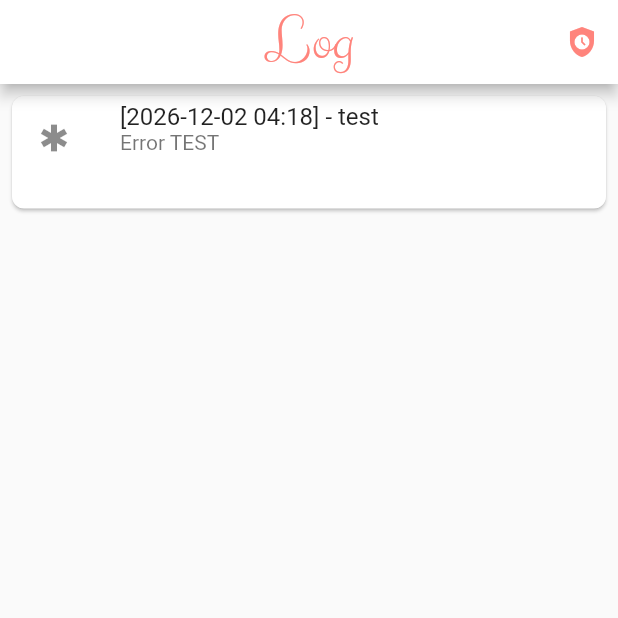
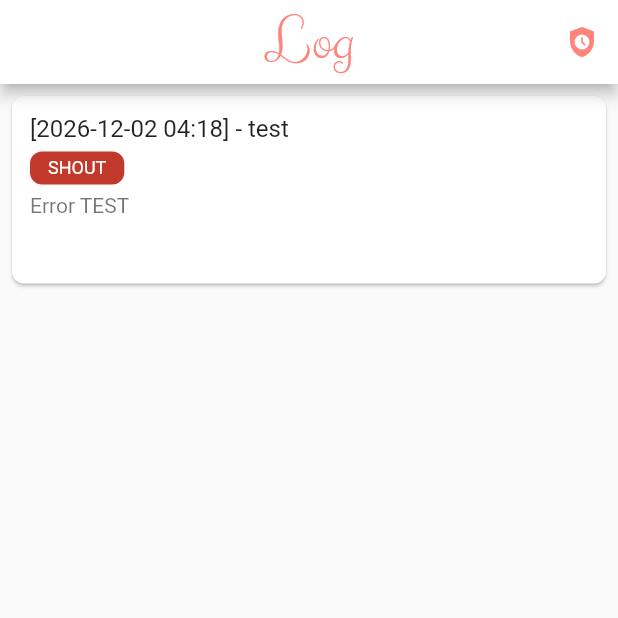
Before and after one commit to Devtory-GbR/flutter-template, a Flutter app: the LogPage screen opened by its route, after a tap on the "safety check" icon, on a phone screen of 412 x 824 dp, the top half of it. Run offline on Flutter 3.47's test engine with Material 2 defaults, Android fonts, the phone set to English and light mode, and no system bars; our stand-ins replace device_info_plus, drift, equatable, flutter_bloc, flutter_native_splash, formz and 3 more; accounts and stored records are empty; generated files the repository leaves out were written again; statements that could not run were skipped.

Commit message:
adds custom colors palette

```diff
--- /dev/null
+++ b/lib/log/utils/log_level_helper.dart
@@ -0,0 +1,57 @@
+import 'package:flutter/material.dart';
+import 'package:logging/logging.dart';
+import 'package:myapp/styles/colors.dart';
+
+CustomColor getLevelColor(int level, BuildContext context) {
+  if (level <= Level.FINE.value) {
+    return AppColors.of(context).fineColor;
+  } else if (level <= Level.CONFIG.value) {
+    return AppColors.of(context).debugColor;
+  } else if (level <= Level.INFO.value) {
+    return AppColors.of(context).infoColor;
+  } else if (level <= Level.WARNING.value) {
+    return AppColors.of(context).warningColor;
+  } else if (level <= Level.SEVERE.value) {
+    return AppColors.of(context).errorColor;
+  } else if (level <= Level.SHOUT.value) {
+    return AppColors.of(context).criticalColor;
+  } else {
+    return AppColors.of(context).debugColor;
+  }
+}
+
+String getLevelText(int level) {
+  if (level <= Level.FINE.value) {
+    return 'FINE';
+  } else if (level <= Level.CONFIG.value) {
+    return 'CONFIG';
+  } else if (level <= Level.INFO.value) {
+    return 'INFO';
+  } else if (level <= Level.WARNING.value) {
+    return 'WARNING';
+  } else if (level <= Level.SEVERE.value) {
+    return 'SERVERE';
+  } else if (level <= Level.SHOUT.value) {
+    return 'SHOUT';
+  } else {
+    return 'LOG';
+  }
+}
+
+IconData getLevelIcon(int level) {
+  if (level <= Level.FINE.value) {
+    return Icons.check;
+  } else if (level <= Level.CONFIG.value) {
+    return Icons.bug_report;
+  } else if (level <= Level.INFO.value) {
+    return Icons.info;
+  } else if (level <= Level.WARNING.value) {
+    return Icons.warning;
+  } else if (level <= Level.SEVERE.value) {
+    return Icons.error;
+  } else if (level <= Level.SHOUT.value) {
+    return Icons.emergency;
+  } else {
+    return Icons.summarize;
+  }
+}
--- a/lib/log/view/log_page.dart
+++ b/lib/log/view/log_page.dart
@@ -4,6 +4,7 @@ import 'package:flutter_gen/gen_l10n/app_localizations.dart';
 import 'package:intl/intl.dart';
 import 'package:logging/logging.dart';
 import 'package:myapp/log/cubit/log_list_cubit.dart';
+import 'package:myapp/log/utils/log_level_helper.dart';
 import 'package:repositories/repositories.dart';
 
 class LogPage extends StatelessWidget {
@@ -63,41 +64,50 @@ class _LogItem extends StatelessWidget {
   @override
   Widget build(BuildContext context) {
     return Card(
-      child: ListTile(
-        leading: Icon(_getIcon(item.level)),
-        // leading: Text('${item.id}'),
-        title: Text(
+      child: Padding(
+        padding: const EdgeInsets.all(12.0),
+        child: Column(
+          mainAxisAlignment: MainAxisAlignment.start,
+          crossAxisAlignment: CrossAxisAlignment.start,
+          children: [
+            Text(
               //'[${item.time}] - ${Level.LEVELS.firstWhere((element) => element.value == item.level).name}',
-          '[${DateFormat('yyyy-MM-dd hh:mm').format(item.time)}] - ${item.name}',
+              '[${DateFormat('yyyy-MM-dd HH:mm').format(item.time)}] - ${item.name}',
               maxLines: 1,
               overflow: TextOverflow.ellipsis,
+              style: Theme.of(context).textTheme.titleMedium,
             ),
-        subtitle: Text(
+            const Padding(padding: EdgeInsets.only(top: 6)),
+            Container(
+              padding:
+                  const EdgeInsets.symmetric(horizontal: 12.0, vertical: 4.0),
+              decoration: BoxDecoration(
+                  color: getLevelColor(item.level, context),
+                  borderRadius: const BorderRadius.all(Radius.circular(8.0))),
+              child: Row(
+                mainAxisSize: MainAxisSize.min,
+                children: [
+                  Text(
+                    getLevelText(item.level),
+                    style: Theme.of(context).textTheme.labelMedium!.copyWith(
+                        color: getLevelColor(item.level, context).textColor),
+                  ),
+                ],
+              ),
+            ),
+            const Padding(padding: EdgeInsets.only(top: 6)),
+            Text(
               // we are forceing here minimum 3 lines, so that each card and item has
               // the same hight
               '${item.message}\n\n',
               maxLines: 3,
               overflow: TextOverflow.ellipsis,
+              style: Theme.of(context).textTheme.bodyMedium!.copyWith(
+                  color: Theme.of(context).textTheme.bodySmall!.color),
+            ),
+          ],
         ),
       ),
     );
   }
-
-  IconData _getIcon(int level) {
-    if (level <= Level.FINE.value) {
-      return Icons.check;
-    } else if (level <= Level.CONFIG.value) {
-      return Icons.bug_report;
-    } else if (level <= Level.INFO.value) {
-      return Icons.info;
-    } else if (level <= Level.WARNING.value) {
-      return Icons.warning;
-    } else if (level <= Level.SEVERE.value) {
-      return Icons.error;
-    } else if (level <= Level.SHOUT.value) {
-      return Icons.emergency;
-    } else {
-      return Icons.summarize;
 }
-  }
-}
--- a/lib/styles/themes.dart
+++ b/lib/styles/themes.dart
@@ -9,19 +9,19 @@ class AppThemes {
   // dont't forget to add it to the theme_cubit.dart
   static final primary = ThemeData(
     brightness: Brightness.light,
-    primarySwatch: AppColors.primary,
-    colorScheme: ColorScheme.fromSwatch(primarySwatch: AppColors.primary)
-        .copyWith(secondary: AppColors.accent),
+    primarySwatch: AppColors.primaryLight,
+    colorScheme: ColorScheme.fromSwatch(primarySwatch: AppColors.primaryLight)
+        .copyWith(secondary: AppColors.accentLight),
     appBarTheme: const AppBarTheme(
       backgroundColor: Colors.white,
-      foregroundColor: AppColors.primary,
+      foregroundColor: AppColors.primaryLight,
       centerTitle: true,
       systemOverlayStyle: SystemUiOverlayStyle(
           statusBarColor: Colors.white70,
           statusBarBrightness: Brightness.dark,
           statusBarIconBrightness: Brightness.dark),
       titleTextStyle: TextStyle(
-        color: AppColors.primary,
+        color: AppColors.primaryLight,
         fontFamily: "Clicker Script",
         fontSize: 41,
       ),
@@ -36,9 +36,9 @@ class AppThemes {
 
   static final primaryDarkTheme = ThemeData(
     brightness: Brightness.dark,
-    primarySwatch: AppColors.primary,
-    colorScheme: ColorScheme.fromSwatch(primarySwatch: AppColors.primary)
-        .copyWith(secondary: AppColors.accent, brightness: Brightness.dark),
+    primarySwatch: AppColors.primaryDark,
+    colorScheme: ColorScheme.fromSwatch(primarySwatch: AppColors.primaryDark)
+        .copyWith(secondary: AppColors.accentDark, brightness: Brightness.dark),
     appBarTheme: const AppBarTheme(
       backgroundColor: Colors.black12,
       foregroundColor: Colors.white,
```
Also changed, not shown: lib/styles/colors.dart (+107 -13 lines), 1 other file. Lines whose indentation alone changed are shown as unchanged.
